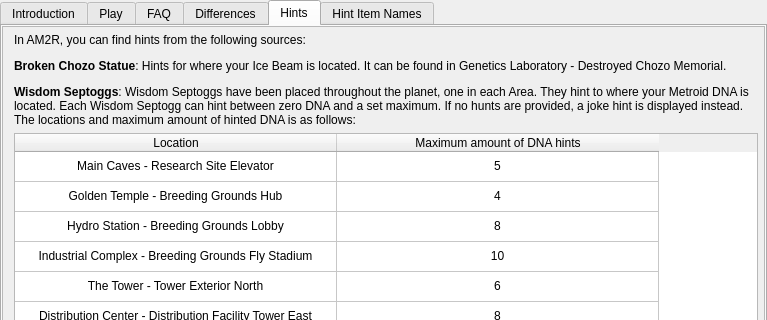
This is randovania/gui/ui_files/games_tab_am2r_widget.ui in randovania/randovania as Qt 5 draws it before an edit; both pictures show x 0 to 767 and y 0 to 320 of the 767 by 671 pixel window. The edited form follows.
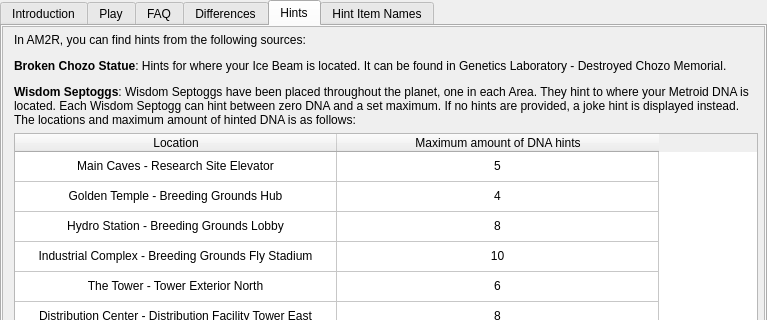
This is the edited form. The open tabs and pages were chosen to show the change. Custom widgets are drawn as their Qt base class.

The edit to the form file:
```diff
--- a/randovania/gui/ui_files/games_tab_am2r_widget.ui
+++ b/randovania/gui/ui_files/games_tab_am2r_widget.ui
@@ -224,7 +224,7 @@
            </sizepolicy>
           </property>
           <property name="text">
-           <string>&lt;html&gt;&lt;head/&gt;&lt;body&gt;&lt;p&gt;In AM2R, you can find hints from the following sources: &lt;/p&gt;&lt;p&gt;&lt;span style=&quot; font-weight:600;&quot;&gt;Broken Chozo Statue&lt;/span&gt;: Hints for where your Ice Beam is located. It can be found in Genetics Laboratory - Destroyed Chozo Memorial. &lt;/p&gt;&lt;p&gt;&lt;span style=&quot; font-weight:600;&quot;&gt;Wisdom Septoggs&lt;/span&gt;: Wisdom Septoggs have been placed throughout the planet, one in each Area. They hint to where your Metroid DNA is located. Each Wisdom Septogg can hint between zero DNA and a set maximum. If no hunts are provided, a joke hint is displayed instead. The locations and maximum amount of hinted DNA is as follows:&lt;/p&gt;&lt;/body&gt;&lt;/html&gt;</string>
+           <string>&lt;html&gt;&lt;head/&gt;&lt;body&gt;&lt;p&gt;In AM2R, you can find hints from the following sources: &lt;/p&gt;&lt;p&gt;&lt;span style=&quot; font-weight:600;&quot;&gt;Broken Chozo Statue&lt;/span&gt;: Hints for where your Ice Beam is located. It can be found in Genetics Laboratory - Destroyed Chozo Memorial. &lt;/p&gt;&lt;p&gt;&lt;span style=&quot; font-weight:600;&quot;&gt;Wisdom Septoggs&lt;/span&gt;: Wisdom Septoggs have been placed throughout the planet, one in each Area. They hint to where your Metroid DNA is located. Each Wisdom Septogg can hint between zero DNA and a set maximum. If no hints are provided, a joke hint is displayed instead. The locations and maximum amount of hinted DNA is as follows:&lt;/p&gt;&lt;/body&gt;&lt;/html&gt;</string>
           </property>
           <property name="textFormat">
            <enum>Qt::MarkdownText</enum>
```
